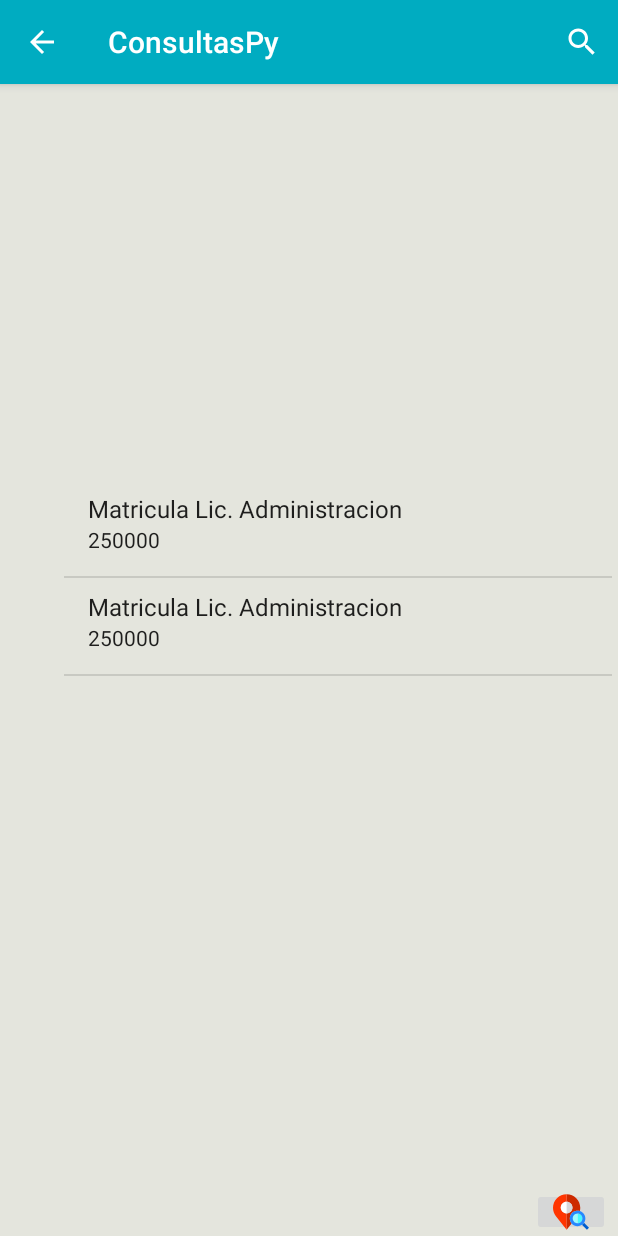
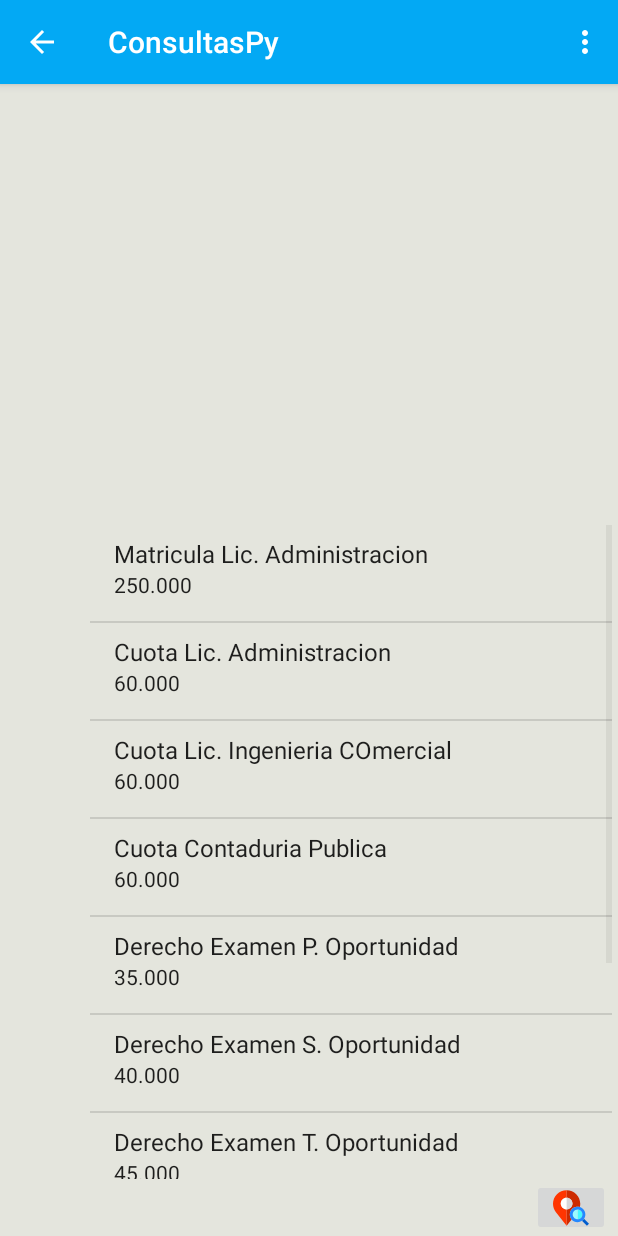
Before and after one commit to cmaciel08/Tesis2, an Android app: the UniActivity screen opened directly, with no data from a screen before it, on a phone screen of 412 x 824 dp. Run offline under Robolectric (Android 15) with nearby library versions, the phone set to English and light mode, and no system bars.

Commit message:
cambio en la vista de Uni

```diff
--- a/app/build.gradle
+++ b/app/build.gradle
@@ -28,5 +28,7 @@ dependencies {
     compile 'com.android.support:design:25.3.1'
     compile 'com.android.support.constraint:constraint-layout:1.0.2'
     compile 'com.google.android.gms:play-services-maps:10.2.6'
+    compile 'com.android.support:support-v4:25.3.1'
+    compile 'com.android.support:recyclerview-v7:25.3.1'
     testCompile 'junit:junit:4.12'
 }
--- a/app/src/main/java/android/prueba/david/tesis/UniActivity.java
+++ b/app/src/main/java/android/prueba/david/tesis/UniActivity.java
@@ -37,6 +37,7 @@ public class UniActivity extends AppCompatActivity {
         super.onCreate(savedInstanceState);
         setContentView(R.layout.activity_uni);
 
+
         manager = new DataBaseManager(this);
         lista = (ListView) findViewById(R.id.listViewUniversidad);
        /* tv = (TextView) findViewById(R.id.editTextBuscarUNI);
@@ -44,9 +45,18 @@ public class UniActivity extends AppCompatActivity {
 
         bt.setOnClickListener(this);*/
 
-       /* manager.insertar("Matricula Ingenieria Comercial", "250000 ");
-        manager.insertar ("Matricula Contaduria Publica", "250000 ");*/
-        manager.insertar("Matricula Lic. Administracion", "250000 ");
+       //manager.insertar("Matricula Ingenieria Comercial", "250000 ");
+        //manager.insertar ("Matricula Contaduria Publica", "250000 ");
+        manager.insertar("Matricula Lic. Administracion", "250.000");
+        manager.insertar("Cuota Lic. Administracion", "60.000");
+        manager.insertar("Cuota Lic. Ingenieria COmercial", "60.000");
+        manager.insertar("Cuota Contaduria Publica", "60.000");
+        manager.insertar("Derecho Examen P. Oportunidad", "35.000");
+        manager.insertar("Derecho Examen S. Oportunidad", "40.000");
+        manager.insertar("Derecho Examen T. Oportunidad", "45.000");
+        manager.insertar("Derecho Examen S. Oportunidad", "40.000");
+        manager.insertar("Conval. por Materia p/ Univ. Privada", "100.000");
+        manager.insertar("Conval. por Materia p/ Univ. Publica", "50.000");
         //manager.eliminar("Matricula Lic. Administracion");
 
 
--- a/app/src/main/res/layout/activity_uni.xml
+++ b/app/src/main/res/layout/activity_uni.xml
@@ -47,17 +47,15 @@
         android:layout_width="wrap_content"
         android:layout_height="wrap_content"
         android:orientation="horizontal"
-        app:layout_constraintGuide_begin="16dp"
-        tools:layout_editor_absoluteY="16dp"
-        tools:layout_editor_absoluteX="0dp" />
+        app:layout_constraintGuide_begin="35dp" />
 
     <ListView
         android:id="@+id/listViewUniversidad"
-        android:layout_width="365dp"
-        android:layout_height="472dp"
-        android:layout_marginBottom="32dp"
+        android:layout_width="348dp"
+        android:layout_height="436dp"
+        android:layout_marginBottom="38dp"
         android:layout_marginEnd="4dp"
-        android:layout_marginRight="9dp"
+        android:layout_marginRight="16dp"
         android:layout_weight="81.38"
         app:layout_constraintBottom_toBottomOf="parent"
         app:layout_constraintRight_toRightOf="parent"
--- a/app/src/main/res/menu/menu_search.xml
+++ b/app/src/main/res/menu/menu_search.xml
@@ -7,7 +7,7 @@
         android:layout_width="wrap_content"
         android:icon="@android:drawable/ic_menu_search"
         app:actionViewClass="android.widget.SearchView"
-        app:showAsAction="always"
+        app:showAsAction="collapseActionView"
         ></item>
 
 </menu>
--- a/app/src/main/res/values/colors.xml
+++ b/app/src/main/res/values/colors.xml
@@ -1,12 +1,18 @@
 <?xml version="1.0" encoding="utf-8"?>
 <resources>
-    <color name="colorPrimary">#00acc1</color>
+    <color name="colorPrimary">#03A9F4</color>
     <color name="colorPrimaryDark">#1976D2</color>
     <color name="colorPrimaryLight">#BBDEFB</color>
-    <color name="colorAccent">#03A9F4</color>
+    <color name="colorAccent">#03a9f4</color>
     <color name="colorPrimaryText">#212121</color>
     <color name="colorSecondaryText">#757575</color>
-    <color name="colorIcons">#FFFFFF</color>
+    <color name="colorIcons">#ffffff</color>
     <color name="colorDivider">#BDBDBD</color>
     <color name="colorPrincipal">#E3F2FD</color>
+    <color name="colorInge">#F44366</color>
+    <color name="colorDerecho">#FFC400</color>
+    <color name="colorFacea">#0091EA</color>
+    <color name="colorHuma">#673AB7</color>
+    <color name="colorTecno">#8C9EFF</color>
+    <color name="colorMedi">#C0CA33</color>
 </resources>
--- a/app/src/main/res/values/dimens.xml
+++ b/app/src/main/res/values/dimens.xml
@@ -5,4 +5,5 @@
     <dimen name="nav_header_vertical_spacing">16dp</dimen>
     <dimen name="nav_header_height">160dp</dimen>
     <dimen name="fab_margin">16dp</dimen>
+    <dimen name="text_margin">16dp</dimen>
 </resources>
```
Also changed, not shown: app/src/main/AndroidManifest.xml (+4 -4 lines), app/src/main/java/android/prueba/david/tesis/MainActivity.java (+1 -6 lines).
